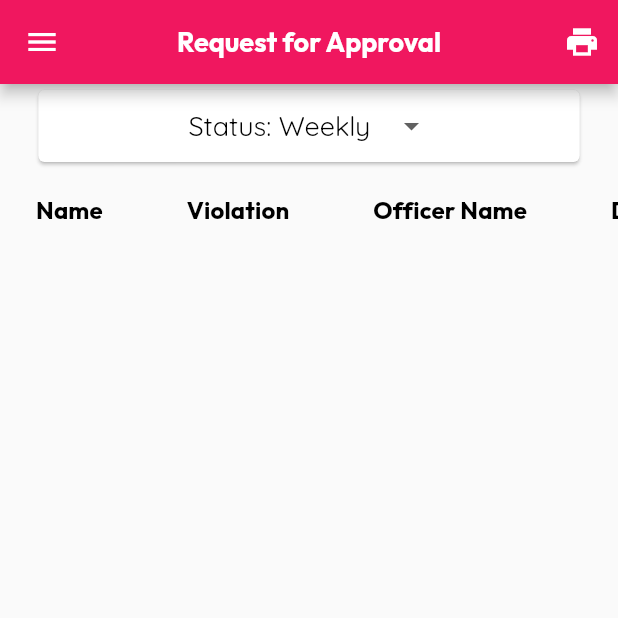
After one commit to Lans12345/violation_system, a Flutter app: the ReportsScreen screen opened directly, on a phone screen of 412 x 824 dp, the top half of it. The commit adds this screen. Run offline on Flutter 3.47's test engine with Material 2 defaults, Android fonts, the phone set to English and light mode, and no system bars; our stand-ins replace cloud_firestore, firebase_auth, firebase_core, firebase_storage, flutter_spinkit, fluttertoast and 5 more; missing offline and left inert: flutter_barcode_scanner, flutter_downloader; accounts and stored records are empty.

Commit message:
added reports page

```diff
--- /dev/null
+++ b/lib/screens/views/admin/reports_page.dart
@@ -0,0 +1,213 @@
+import 'package:cloud_firestore/cloud_firestore.dart';
+import 'package:flutter/material.dart';
+import 'package:intl/intl.dart';
+import '../../../widgets/drawer_widget.dart';
+import '../../../widgets/text_widget.dart';
+import '../../../widgets/view_violation_dialog.dart';
+
+class ReportsScreen extends StatefulWidget {
+  const ReportsScreen({super.key});
+
+  @override
+  State<ReportsScreen> createState() => _ReportsScreenState();
+}
+
+class _ReportsScreenState extends State<ReportsScreen> {
+  final scroll = ScrollController();
+
+  String dropdownValue = 'Weekly';
+  @override
+  Widget build(BuildContext context) {
+    return Scaffold(
+      drawer: const DrawerWidget(),
+      appBar: AppBar(
+        backgroundColor: const Color.fromARGB(255, 240, 23, 95),
+        title: TextBold(
+            text: 'Request for Approval', fontSize: 18, color: Colors.white),
+        centerTitle: true,
+        actions: [
+          IconButton(
+            onPressed: () {},
+            icon: const Icon(
+              Icons.print,
+            ),
+          ),
+        ],
+      ),
+      body: Column(
+        children: [
+          Card(
+            child: Padding(
+              padding: const EdgeInsets.only(left: 100, right: 100),
+              child: DropdownButton<String>(
+                value: dropdownValue,
+                icon: const Icon(Icons.arrow_drop_down),
+                iconSize: 24,
+                elevation: 16,
+                style: const TextStyle(color: Colors.deepPurple),
+                underline: const SizedBox(),
+                onChanged: (newValue) {
+                  setState(() {
+                    dropdownValue = newValue!;
+                  });
+                },
+                items: <String>['Weekly', 'Monthly']
+                    .map<DropdownMenuItem<String>>((String value) {
+                  return DropdownMenuItem<String>(
+                    value: value,
+                    child: Padding(
+                      padding: const EdgeInsets.only(right: 10),
+                      child: TextRegular(
+                          text: 'Status: $value',
+                          fontSize: 18,
+                          color: Colors.black),
+                    ),
+                  );
+                }).toList(),
+              ),
+            ),
+          ),
+          SingleChildScrollView(
+            child: StreamBuilder<QuerySnapshot>(
+                stream: dropdownValue == 'Weekly'
+                    ? FirebaseFirestore.instance
+                        .collection('Violations')
+                        .where('status', isEqualTo: 'Accepted')
+                        .where('paid', isEqualTo: false)
+                        .where('day', isEqualTo: DateTime.now().day.toString())
+                        .snapshots()
+                    : FirebaseFirestore.instance
+                        .collection('Violations')
+                        .where('status', isEqualTo: 'Accepted')
+                        .where('paid', isEqualTo: false)
+                        .where('month',
+                            isEqualTo: DateTime.now().month.toString())
+                        .snapshots(),
+                builder: (BuildContext context,
+                    AsyncSnapshot<QuerySnapshot> snapshot) {
+                  if (snapshot.hasError) {
+                    print(snapshot.error);
+                    return const Center(child: Text('Error'));
+                  }
+                  if (snapshot.connectionState == ConnectionState.waiting) {
+                    return const Padding(
+                      padding: EdgeInsets.only(top: 50),
+                      child: Center(
+                          child: CircularProgressIndicator(
+                        color: Colors.black,
+                      )),
+                    );
+                  }
+
+                  final data = snapshot.requireData;
+                  return Scrollbar(
+                    controller: scroll,
+                    child: SingleChildScrollView(
+                      controller: scroll,
+                      scrollDirection: Axis.horizontal,
+                      child: SingleChildScrollView(
+                        child: DataTable(columns: [
+                          DataColumn(
+                            label: TextBold(
+                                text: 'Name',
+                                fontSize: 16,
+                                color: Colors.black),
+                          ),
+                          DataColumn(
+                            label: TextBold(
+                                text: 'Violation',
+                                fontSize: 16,
+                                color: Colors.black),
+                          ),
+                          DataColumn(
+                            label: TextBold(
+                                text: 'Officer Name',
+                                fontSize: 16,
+                                color: Colors.black),
+                          ),
+                          DataColumn(
+                            label: TextBold(
+                                text: 'Date and Time',
+                                fontSize: 16,
+                                color: Colors.black),
+                          ),
+                        ], rows: [
+                          for (int i = 0; i < data.docs.length; i++)
+                            DataRow(cells: [
+                              DataCell(
+                                GestureDetector(
+                                  onTap: () {
+                                    showDialog(
+                                        context: context,
+                                        builder: (context) {
+                                          return ViolationDialog(
+                                              data: data.docs[i]);
+                                        });
+                                  },
+                                  child: TextBold(
+                                      text: data.docs[i]['name'],
+                                      fontSize: 12,
+                                      color: Colors.grey),
+                                ),
+                              ),
+                              DataCell(
+                                GestureDetector(
+                                  onTap: () {
+                                    showDialog(
+                                        context: context,
+                                        builder: (context) {
+                                          return ViolationDialog(
+                                              data: data.docs[i]);
+                                        });
+                                  },
+                                  child: TextRegular(
+                                      text: data.docs[i]['violation'],
+                                      fontSize: 12,
+                                      color: Colors.grey),
+                                ),
+                              ),
+                              DataCell(
+                                GestureDetector(
+                                  onTap: () {
+                                    showDialog(
+                                        context: context,
+                                        builder: (context) {
+                                          return ViolationDialog(
+                                              data: data.docs[i]);
+                                        });
+                                  },
+                                  child: TextRegular(
+                                      text: data.docs[i]['myName'],
+                                      fontSize: 12,
+                                      color: Colors.grey),
+                                ),
+                              ),
+                              DataCell(
+                                GestureDetector(
+                                  onTap: () {
+                                    showDialog(
+                                        context: context,
+                                        builder: (context) {
+                                          return ViolationDialog(
+                                              data: data.docs[i]);
+                                        });
+                                  },
+                                  child: TextRegular(
+                                      text: DateFormat.yMMMd().add_jm().format(
+                                          data.docs[i]['dateTime'].toDate()),
+                                      fontSize: 12,
+                                      color: Colors.grey),
+                                ),
+                              ),
+                            ])
+                        ]),
+                      ),
+                    ),
+                  );
+                }),
+          ),
+        ],
+      ),
+    );
+  }
+}
--- a/lib/services/add_violation.dart
+++ b/lib/services/add_violation.dart
@@ -36,7 +36,9 @@ Future addViolation(
     'owner': owner,
     'myName': myName,
     'fee': fee,
-    'paid': false
+    'paid': false,
+    'day': DateTime.now().day,
+    'month': DateTime.now().month,
   };
 
   addNotif(myName, FirebaseAuth.instance.currentUser!.uid, name, violation);
--- a/lib/widgets/drawer_widget.dart
+++ b/lib/widgets/drawer_widget.dart
@@ -5,6 +5,7 @@ import 'package:violation_system/screens/auth/landing_screen.dart';
 import 'package:violation_system/screens/views/admin/admin_home.dart';
 import 'package:violation_system/screens/views/admin/manage_account.dart';
 import 'package:violation_system/screens/views/admin/officer_status.dart';
+import 'package:violation_system/screens/views/admin/reports_page.dart';
 import 'package:violation_system/screens/views/admin/request_list.dart';
 import 'package:violation_system/widgets/text_widget.dart';
 
@@ -81,6 +82,17 @@ class _MyDrawerState extends State<DrawerWidget> {
             ),
             ListTile(
               title: TextBold(
+                text: 'Reports',
+                fontSize: 12,
+                color: Colors.black,
+              ),
+              onTap: () {
+                Navigator.of(context).pushReplacement(MaterialPageRoute(
+                    builder: (context) => const ReportsScreen()));
+              },
+            ),
+            ListTile(
+              title: TextBold(
                 text: 'Manage Account',
                 fontSize: 12,
                 color: Colors.black,
```
